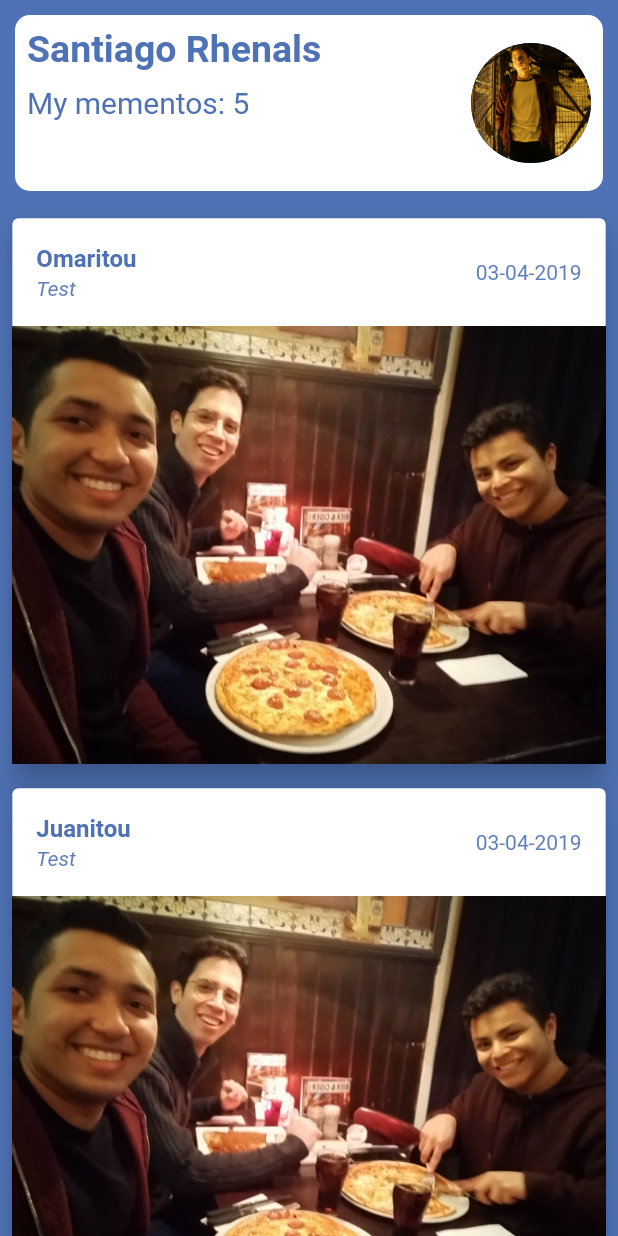
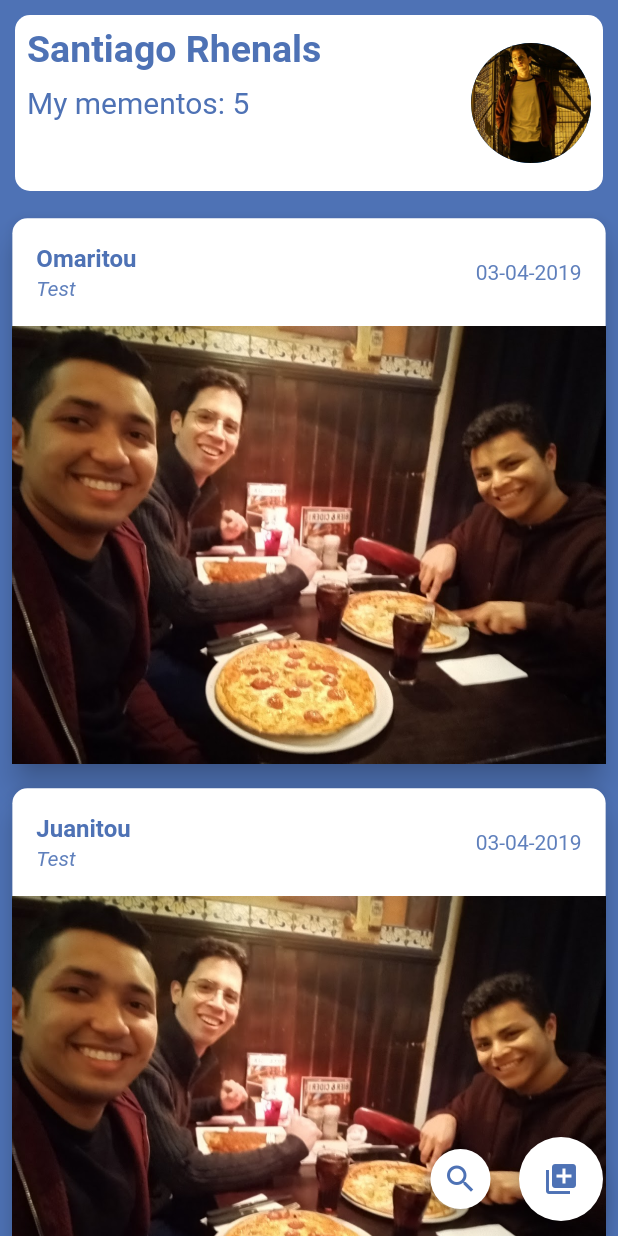
Before and after one commit to srLitem/MementIt, a Flutter app: the screen it shows after launch, on a phone screen of 412 x 824 dp. Run offline on Flutter 3.47's test engine with Material 2 defaults, Android fonts, the phone set to English and light mode, and no system bars; Roboto replaces fonts that are missing (Sans).

Commit message:
feat: finished main screen

```diff
--- a/lib/widgets/memento/memento.dart
+++ b/lib/widgets/memento/memento.dart
@@ -8,6 +8,9 @@ class Memento extends  StatelessWidget {
   @override
   Widget build(BuildContext context) {
     return Card( //* Structure of the memento card shown in the main page
+      shape: RoundedRectangleBorder(
+        borderRadius: BorderRadius.circular(10),
+      ),
       margin: EdgeInsets.all(MediaQuery.of(context).size.width * 0.02),
       elevation: 8,
       child: Column(
--- a/lib/widgets/memento/memento_page.dart
+++ b/lib/widgets/memento/memento_page.dart
@@ -4,7 +4,11 @@ import 'package:mementit/widgets/memento/memento.dart';
 import 'package:mementit/widgets/memento/memento_list.dart';
 
 class MementoPage extends StatelessWidget {
-  List<Memento> mementoL = [Memento('Omaritou'), Memento('Juanitou'), Memento('Ristorante')]; //! Mock data
+  List<Memento> mementoL = [
+    Memento('Omaritou'),
+    Memento('Juanitou'),
+    Memento('Ristorante')
+  ]; //! Mock data
 
   @override
   Widget build(BuildContext context) {
@@ -13,13 +17,36 @@ class MementoPage extends StatelessWidget {
         background(Color.fromRGBO(78, 114, 181, 1)),
         MementoList(mementoL),
         Header('Santiago Rhenals', 5),
+        Padding(
+          padding: const EdgeInsets.all(10.0),
+          child: Align(
+            alignment: Alignment.bottomRight,
+            child: Row(
+              mainAxisAlignment: MainAxisAlignment.end,
+              children: <Widget>[
+                FloatingActionButton(
+                  backgroundColor: Colors.white,
+                  child: Icon(Icons.search, color: Color.fromRGBO(78, 114, 181, 1),),
+                  onPressed: () => {debugPrint('Search a Memento')},
+                  mini: true,
+                  ),
+                  SizedBox(width: 15,),
+                  FloatingActionButton(
+                  backgroundColor: Colors.white,
+                  child: Icon(Icons.library_add, color: Color.fromRGBO(78, 114, 181, 1),),
+                  onPressed: () => {debugPrint('Add a Memento')}
+                  ),
+              ],
+            ),
+            ),
+        ),
       ],
     );
   }
 
-  Container background(Color color){
+  Container background(Color color) {
     return Container(
-          color: color,
-        );
+      color: color,
+    );
   }
 }
```
